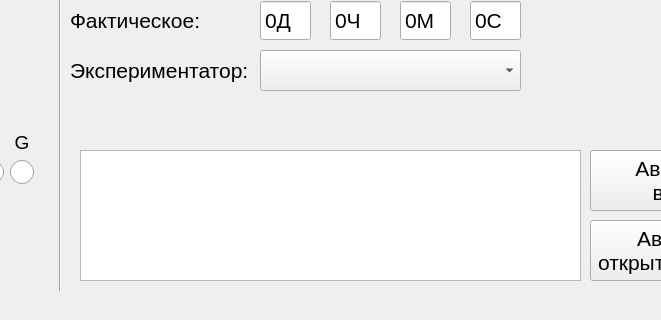
beeleph/PanelRegata2, file mainwindow.ui: the form before one commit; both pictures show x 210 to 871 and y 400 to 720 of the 1024 by 720 pixel window.
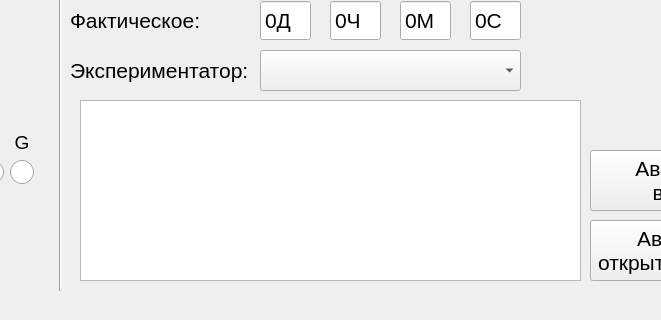
The form after the commit. Icons and pictures are not drawn. Custom widgets are drawn as their Qt base class.

Patch:
```diff
--- a/mainwindow.ui
+++ b/mainwindow.ui
@@ -571,14 +571,14 @@
     <property name="geometry">
      <rect>
       <x>290</x>
-      <y>550</y>
+      <y>500</y>
       <width>501</width>
-      <height>131</height>
+      <height>181</height>
      </rect>
     </property>
     <property name="font">
      <font>
-      <pointsize>16</pointsize>
+      <pointsize>14</pointsize>
      </font>
     </property>
     <property name="textInteractionFlags">
```
